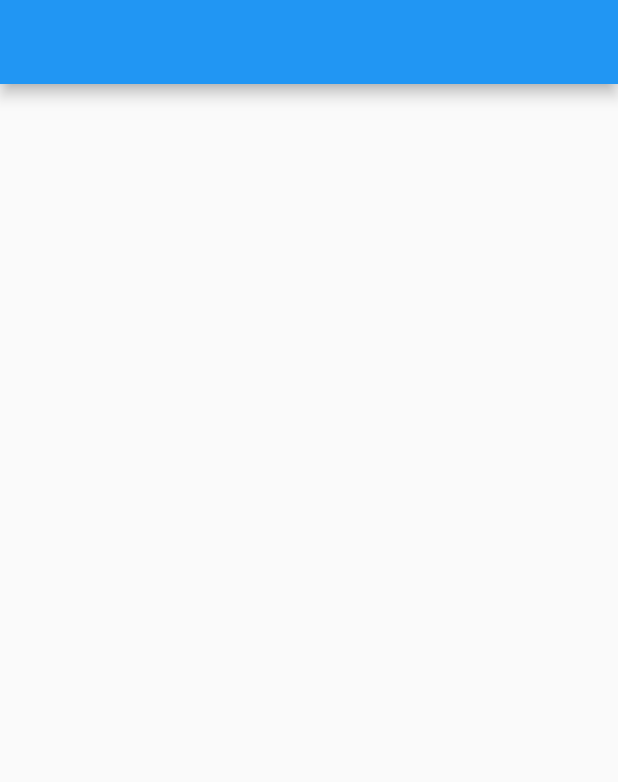
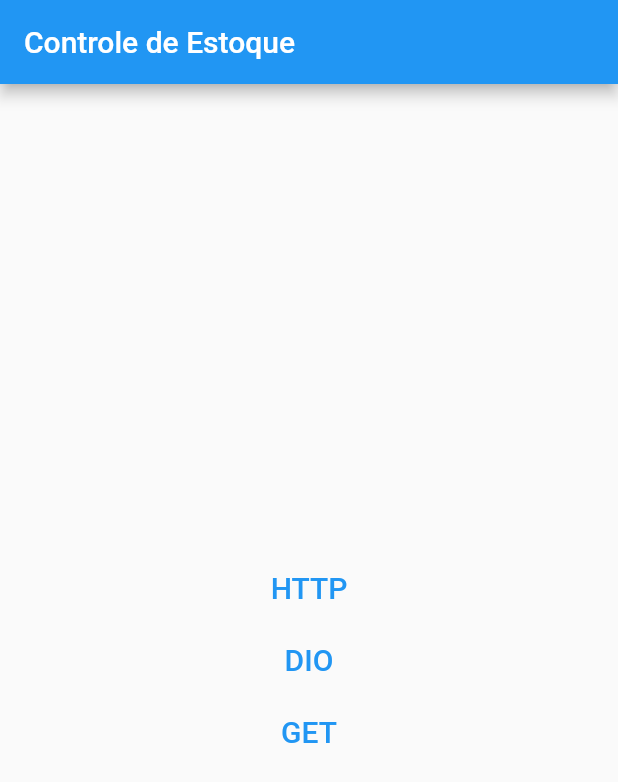
Before and after one commit to Carolinejg/desafioFullStack, a Flutter app: the screen it shows after launch, on a phone screen of 412 x 824 dp. Shown: the top 782 px of the screen. Run offline on Flutter 3.47's test engine with Material 2 defaults, Android fonts, the phone set to English and light mode, and no system bars; our stand-ins replace get.

Commit message:
adicionando botões

```diff
--- a/frontend/lib/home/home_page.dart
+++ b/frontend/lib/home/home_page.dart
@@ -1,12 +1,42 @@
 import 'package:flutter/material.dart';
-
 
 class HomePage extends StatelessWidget {
   @override
   Widget build(BuildContext context) {
     return Scaffold(
-      appBar: AppBar(title: const Text(''),),
-      body: Container(),
+      appBar: AppBar(
+        title: const Text('Controle de Estoque'),
+      ),
+      // ignore: sized_box_for_whitespace
+      body: Container(
+        width: double.infinity,
+        child: Column(
+          mainAxisAlignment:MainAxisAlignment.center,
+          children: [
+            TextButton(
+              onPressed: () {},
+              child: const Text(
+                'HTTP',
+                style: TextStyle(fontSize: 20),
+              ),
+            ),
+            TextButton(
+              onPressed: () {},
+              child: const Text(
+                'DIO',
+                style: TextStyle(fontSize: 20),
+              ),
+            ),
+            TextButton(
+              onPressed: () {},
+              child: const Text(
+                'GET',
+                style: TextStyle(fontSize: 20),
+              ),
+            )
+          ],
+        ),
+      ),
     );
   }
 }
```
Also changed, not shown: frontend/lib/main.dart (line endings or trailing spaces).
